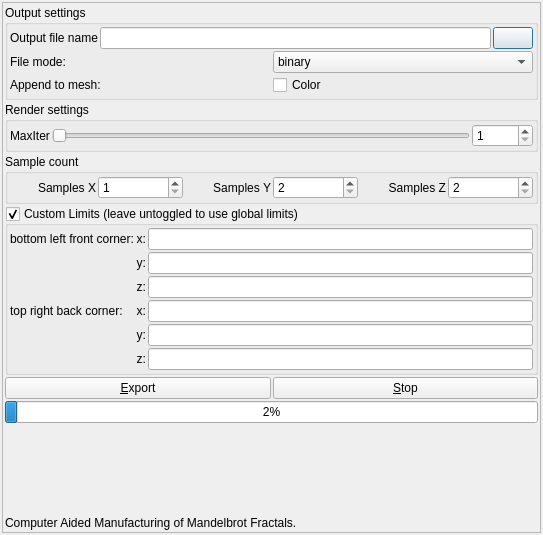
Old version of the form mandelbulber2/qt/mesh_export_dialog.ui in the repository buddhi1980/mandelbulber2.
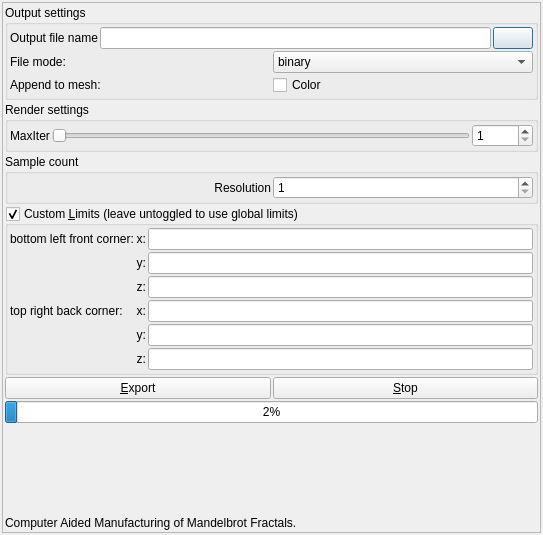
New version of the form. Icons and pictures are not drawn. Custom widgets are drawn as their Qt base class.

Commit message: Corrected Mesh Export. Voxel size in each axis have to be the same to calculate correct faces. Now there is only "resolution" parameter which specifies resolution in the longest axis (depends on limits)

Diff of the .ui file:
```diff
--- a/mandelbulber2/qt/mesh_export_dialog.ui
+++ b/mandelbulber2/qt/mesh_export_dialog.ui
@@ -42,9 +42,9 @@
       <property name="geometry">
        <rect>
         <x>0</x>
-        <y>-63</y>
-        <width>637</width>
-        <height>735</height>
+        <y>0</y>
+        <width>535</width>
+        <height>527</height>
        </rect>
       </property>
       <layout class="QVBoxLayout" name="verticalLayout_2">
@@ -247,14 +247,14 @@
            <number>2</number>
           </property>
           <item>
-           <layout class="QGridLayout" name="gridLayout_3">
+           <layout class="QGridLayout" name="gridLayout_3" columnstretch="0,0" columnminimumwidth="0,0">
             <property name="spacing">
              <number>2</number>
             </property>
             <item row="0" column="0">
              <widget class="QLabel" name="label_6">
               <property name="text">
-               <string>Samples X</string>
+               <string>Resolution</string>
               </property>
               <property name="alignment">
                <set>Qt::AlignRight|Qt::AlignTrailing|Qt::AlignVCenter</set>
@@ -271,46 +271,6 @@
               </property>
              </widget>
             </item>
-            <item row="0" column="2">
-             <widget class="QLabel" name="label_7">
-              <property name="text">
-               <string>Samples Y</string>
-              </property>
-              <property name="alignment">
-               <set>Qt::AlignRight|Qt::AlignTrailing|Qt::AlignVCenter</set>
-              </property>
-             </widget>
-            </item>
-            <item row="0" column="3">
-             <widget class="MySpinBox" name="spinboxInt_voxel_samples_y">
-              <property name="minimum">
-               <number>2</number>
-              </property>
-              <property name="maximum">
-               <number>65535</number>
-              </property>
-             </widget>
-            </item>
-            <item row="0" column="4">
-             <widget class="QLabel" name="label_8">
-              <property name="text">
-               <string>Samples Z</string>
-              </property>
-              <property name="alignment">
-               <set>Qt::AlignRight|Qt::AlignTrailing|Qt::AlignVCenter</set>
-              </property>
-             </widget>
-            </item>
-            <item row="0" column="5">
-             <widget class="MySpinBox" name="spinboxInt_voxel_samples_z">
-              <property name="minimum">
-               <number>2</number>
-              </property>
-              <property name="maximum">
-               <number>65535</number>
-              </property>
-             </widget>
-            </item>
            </layout>
           </item>
          </layout>
@@ -319,7 +279,7 @@
        <item>
         <widget class="MyGroupBox" name="groupCheck_voxel_custom_limit_enabled">
          <property name="title">
-          <string>Custom Limits (leave untoggled to use global limits)</string>
+          <string>Custom &amp;Limits (leave untoggled to use global limits)</string>
          </property>
          <property name="checkable">
           <bool>true</bool>
```
Left out of the diff: 2 changed lines with no effect on the pictures. The commit also changes 1 other file.
